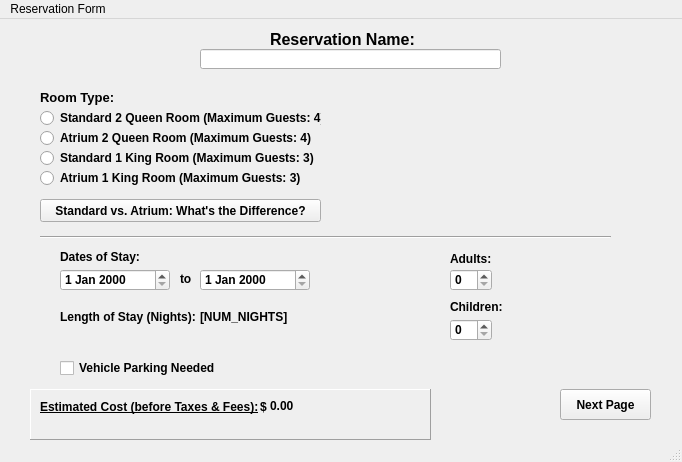
Above: mainwindow.ui from JMielbrecht-Class-Projects/Lab2_CSC3220_ReservationForm_JMielbrecht before the change. Below: the same form after it.
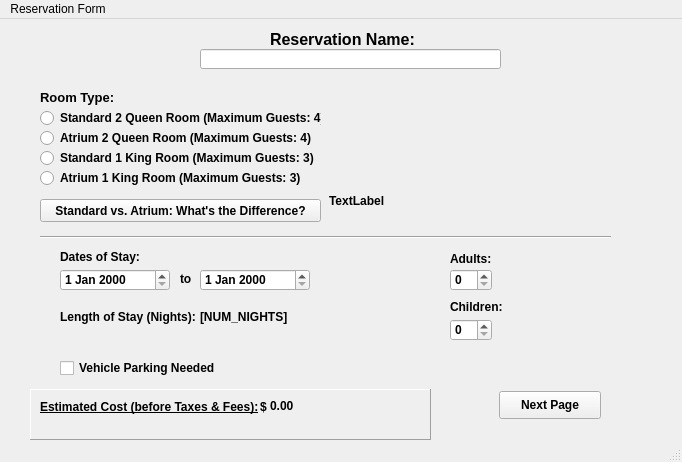
That is the form after the change.

```diff
--- a/mainwindow.ui
+++ b/mainwindow.ui
@@ -304,19 +304,6 @@
        </property>
       </widget>
      </widget>
-     <widget class="QPushButton" name="next">
-      <property name="geometry">
-       <rect>
-        <x>560</x>
-        <y>370</y>
-        <width>91</width>
-        <height>31</height>
-       </rect>
-      </property>
-      <property name="text">
-       <string>Next Page</string>
-      </property>
-     </widget>
      <widget class="QCheckBox" name="needPkgChkBx">
       <property name="geometry">
        <rect>
@@ -366,6 +353,32 @@
        <string>[NUM_NIGHTS]</string>
       </property>
      </widget>
+     <widget class="QLabel" name="QuestionImage">
+      <property name="geometry">
+       <rect>
+        <x>329</x>
+        <y>147</y>
+        <width>63</width>
+        <height>70</height>
+       </rect>
+      </property>
+      <property name="text">
+       <string>TextLabel</string>
+      </property>
+     </widget>
+     <widget class="QPushButton" name="next">
+      <property name="geometry">
+       <rect>
+        <x>499</x>
+        <y>372</y>
+        <width>102</width>
+        <height>28</height>
+       </rect>
+      </property>
+      <property name="text">
+       <string>Next Page</string>
+      </property>
+     </widget>
     </widget>
     <widget class="QWidget" name="p2">
      <widget class="QLabel" name="rmChoiceConfirm">
```
Left out of the diff: 39 changed lines with no effect on the pictures.
